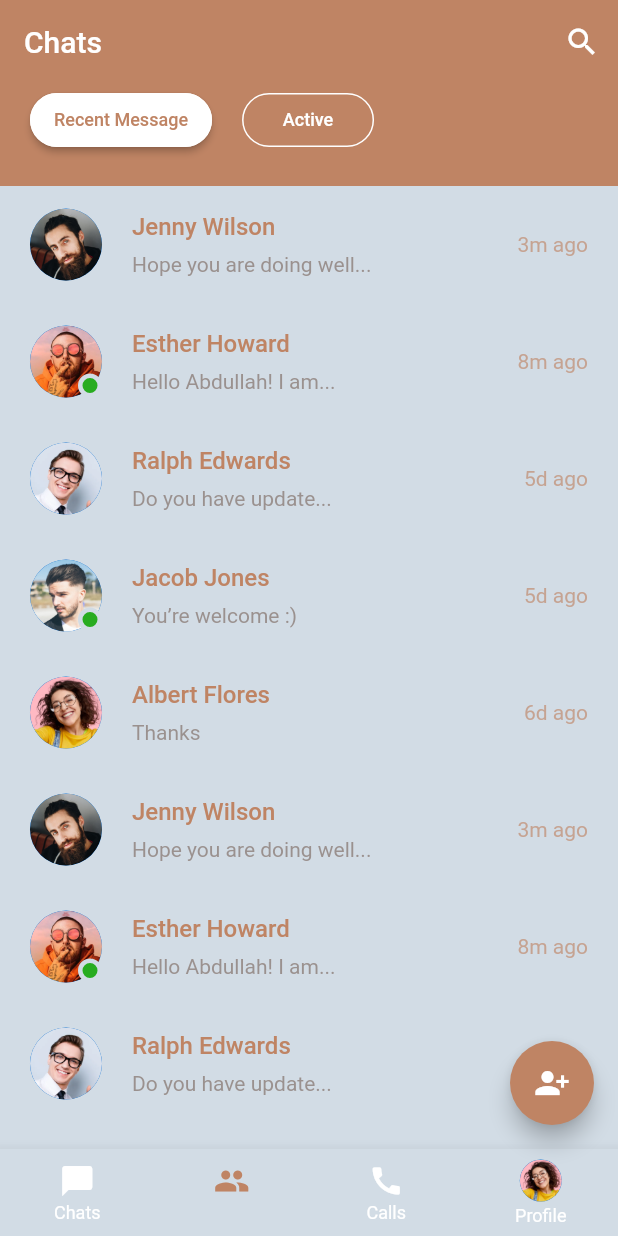
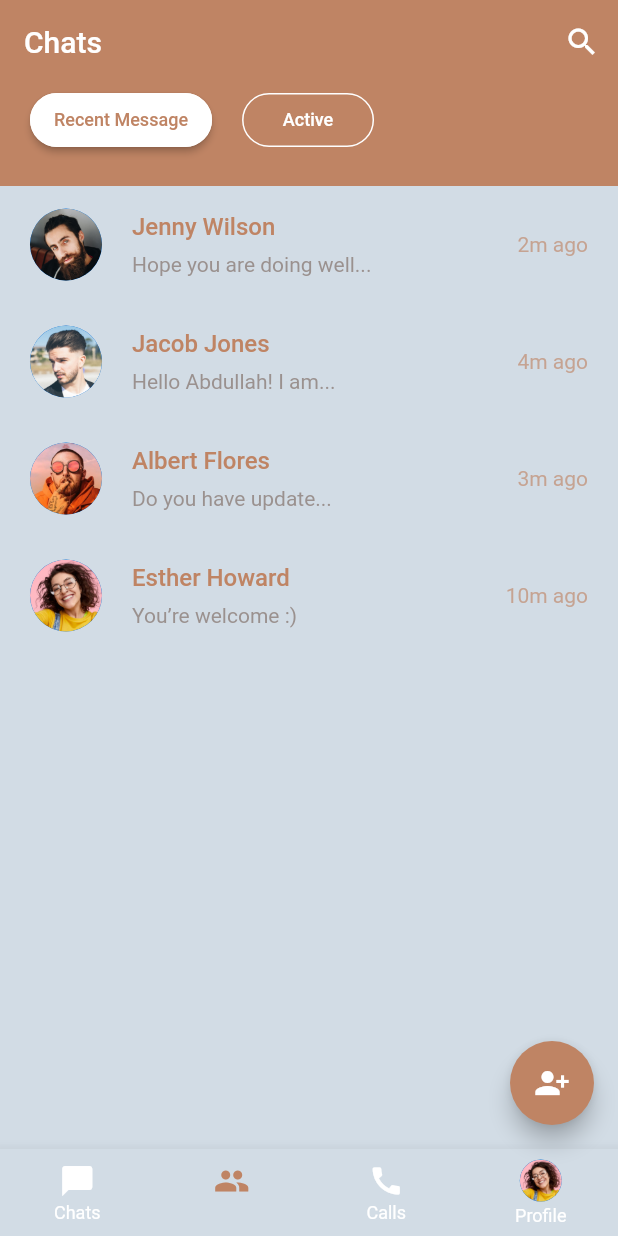
Before and after one commit to zahradjan/chat-application, a Flutter app: the ChatsScreen screen opened directly, on a phone screen of 412 x 824 dp. Run offline on Flutter 3.47's test engine with Material 2 defaults, Android fonts, the phone set to English and light mode, and no system bars; our stand-ins replace google_fonts, loggy; missing offline and left inert: flutter_loggy.

Commit message:
Models refactor

```diff
--- a/lib/components/chat_card.dart
+++ b/lib/components/chat_card.dart
@@ -1,4 +1,4 @@
-import 'package:Decentio/models/chat.dart';
+import 'package:Decentio/models/chat/chat.dart';
 import 'package:flutter/material.dart';
 
 import '../../../constants.dart';
@@ -26,9 +26,9 @@ class ChatCard extends StatelessWidget {
               children: [
                 CircleAvatar(
                   radius: 24,
-                  backgroundImage: AssetImage(chat.image),
+                  backgroundImage: AssetImage(chat.user.avatarImage),
                 ),
-                if (chat.isActive)
+                if (chat.user.isActive)
                   Positioned(
                     right: 0,
                     bottom: 0,
@@ -53,7 +53,7 @@ class ChatCard extends StatelessWidget {
                   crossAxisAlignment: CrossAxisAlignment.start,
                   children: [
                     Text(
-                      chat.name,
+                      chat.user.name,
                       style: TextStyle(
                           fontSize: 16,
                           fontWeight: FontWeight.w500,
@@ -75,7 +75,7 @@ class ChatCard extends StatelessWidget {
             Opacity(
               opacity: 0.64,
               child: Text(
-                chat.lastSeen,
+                chat.user.lastSeen,
                 style: TextStyle(color: Theme.of(context).colorScheme.primary),
               ),
             ),
--- a/lib/components/chats_screen_body.dart
+++ b/lib/components/chats_screen_body.dart
@@ -3,7 +3,8 @@ import 'package:Decentio/components/filled_outline_button.dart';
 import 'package:Decentio/constants.dart';
 import 'package:Decentio/messages/components/message_screen_body.dart';
 import 'package:Decentio/messages/message_screen.dart';
-import 'package:Decentio/models/chat.dart';
+import 'package:Decentio/models/chat/chat.dart';
+import 'package:Decentio/models/chat/chatStore.dart';
 import 'package:flutter/material.dart';
 
 class ChatsScreenBody extends StatefulWidget {
@@ -36,14 +37,13 @@ class _ChatsScreenBodyState extends State<ChatsScreenBody> {
         ),
         Expanded(
           child: ListView.builder(
-            itemCount: chatsMessages.length,
+            itemCount: chats.length,
             itemBuilder: (context, index) => ChatCard(
-              chat: chatsMessages[index],
+              chat: chats[index],
               press: () => Navigator.push(
                 context,
                 MaterialPageRoute(
-                  builder: (context) =>
-                      MessagesScreen(chatData: chatsMessages[index]),
+                  builder: (context) => MessagesScreen(chatData: chats[index]),
                 ),
               ),
             ),
--- a/lib/models/chat.dart
+++ /dev/null
@@ -1,80 +0,0 @@
-class Chat {
-  String name, lastMessage, image, lastSeen;
-  bool isActive, isSelected;
-
-  Chat({
-    this.name = '',
-    this.lastMessage = '',
-    this.image = '',
-    this.lastSeen = '',
-    this.isActive = false,
-    this.isSelected = false,
-  });
-}
-
-List<Chat> chatsMessages = [
-  Chat(
-    name: "Jenny Wilson",
-    lastMessage: "Hope you are doing well...",
-    image: "assets/images/user.png",
-    lastSeen: "3m ago",
-    isActive: false,
-    isSelected: false,
-  ),
-  Chat(
-    name: "Esther Howard",
-    lastMessage: "Hello Abdullah! I am...",
-    image: "assets/images/user_2.png",
-    lastSeen: "8m ago",
-    isActive: true,
-    isSelected: false,
-  ),
-  Chat(
-    name: "Ralph Edwards",
-    lastMessage: "Do you have update...",
-    image: "assets/images/user_3.png",
-    lastSeen: "5d ago",
-    isActive: false,
-    isSelected: false,
-  ),
-  Chat(
-    name: "Jacob Jones",
-    lastMessage: "You’re welcome :)",
-    image: "assets/images/user_4.png",
-    lastSeen: "5d ago",
-    isActive: true,
-    isSelected: false,
-  ),
-  Chat(
-    name: "Albert Flores",
-    lastMessage: "Thanks",
-    image: "assets/images/user_5.png",
-    lastSeen: "6d ago",
-    isActive: false,
-    isSelected: false,
-  ),
-  Chat(
-    name: "Jenny Wilson",
-    lastMessage: "Hope you are doing well...",
-    image: "assets/images/user.png",
-    lastSeen: "3m ago",
-    isActive: false,
-    isSelected: false,
-  ),
-  Chat(
-    name: "Esther Howard",
-    lastMessage: "Hello Abdullah! I am...",
-    image: "assets/images/user_2.png",
-    lastSeen: "8m ago",
-    isActive: true,
-    isSelected: false,
-  ),
-  Chat(
-    name: "Ralph Edwards",
-    lastMessage: "Do you have update...",
-    image: "assets/images/user_3.png",
-    lastSeen: "5d ago",
-    isActive: false,
-    isSelected: false,
-  ),
-];
--- /dev/null
+++ b/lib/models/chat/chat.dart
@@ -0,0 +1,13 @@
+import 'package:Decentio/models/chatUser/ChatUser.dart';
+
+class Chat {
+  ChatUser user;
+  String lastMessage;
+  bool isSelected;
+
+  Chat({
+    required this.user,
+    this.lastMessage = '',
+    this.isSelected = false,
+  });
+}
--- /dev/null
+++ b/lib/models/chat/chatStore.dart
@@ -0,0 +1,42 @@
+import 'package:Decentio/models/chat/chat.dart';
+import 'package:Decentio/models/chatUser/chatUserStore.dart';
+
+List<Chat> chats = [
+  Chat(
+    user: chatUsers[0],
+    lastMessage: "Hope you are doing well...",
+    isSelected: false,
+  ),
+  Chat(
+    user: chatUsers[1],
+    lastMessage: "Hello Abdullah! I am...",
+    isSelected: false,
+  ),
+  Chat(
+    user: chatUsers[2],
+    lastMessage: "Do you have update...",
+    isSelected: false,
+  ),
+  Chat(
+    user: chatUsers[3],
+    lastMessage: "You’re welcome :)",
+    isSelected: false,
+  ),
+  // Chat(
+  //   user: chatUsers[4],
+  //   lastMessage: "Thanks",
+  //   isSelected: false,
+  // ),
+  // Chat(
+  //   lastMessage: "Hope you are doing well...",
+  //   isSelected: false,
+  // ),
+  // Chat(
+  //   lastMessage: "Hello Abdullah! I am...",
+  //   isSelected: false,
+  // ),
+  // Chat(
+  //   lastMessage: "Do you have update...",
+  //   isSelected: false,
+  // ),
+];
--- /dev/null
+++ b/lib/models/chatUser/ChatUser.dart
@@ -0,0 +1,14 @@
+class ChatUser {
+  String id;
+  String name;
+  String avatarImage;
+  bool isActive;
+  String lastSeen;
+
+  ChatUser(
+      {this.id = '',
+      this.avatarImage = '',
+      this.lastSeen = '',
+      this.isActive = false,
+      this.name = ''});
+}
--- a/lib/screens/addUserGroupChat/add_user_group_chat.dart
+++ b/lib/screens/addUserGroupChat/add_user_group_chat.dart
@@ -1,5 +1,6 @@
 import 'package:Decentio/constants.dart';
-import 'package:Decentio/models/chat.dart';
+import 'package:Decentio/models/chat/chat.dart';
+import 'package:Decentio/models/chat/chatStore.dart';
 import 'package:Decentio/screens/addUserGroupChat/components/add_user_group_chat_body.dart';
 import 'package:Decentio/screens/groupChat/group_chat_screen.dart';
 import 'package:flutter/material.dart';
@@ -37,7 +38,7 @@ class _AddUserState extends State<AddUser> {
           icon: Icon(Icons.check),
           onPressed: () {
             groupChatUsers.clear();
-            chatsMessages.forEach((chatUser) {
+            chats.forEach((chatUser) {
               if (chatUser.isSelected) groupChatUsers.add(chatUser);
             });
             Navigator.push(
--- a/lib/screens/groupChat/components/group_chat_added_user.dart
+++ b/lib/screens/groupChat/components/group_chat_added_user.dart
@@ -1,5 +1,5 @@
 import 'package:Decentio/constants.dart';
-import 'package:Decentio/models/chat.dart';
+import 'package:Decentio/models/chat/chat.dart';
 import 'package:flutter/material.dart';
 
 class GroupChatUser extends StatefulWidget {
@@ -25,7 +25,7 @@ class _GroupChatUserState extends State<GroupChatUser> {
               style: TextStyle(color: Theme.of(context).colorScheme.primary),
             ),
             Text(
-              widget.chatUser.name,
+              widget.chatUser.user.name,
               style: TextStyle(color: Theme.of(context).colorScheme.primary),
             )
           ],
--- a/lib/screens/groupChat/group_chat_screen.dart
+++ b/lib/screens/groupChat/group_chat_screen.dart
@@ -1,5 +1,5 @@
 import 'package:Decentio/constants.dart';
-import 'package:Decentio/models/chat.dart';
+import 'package:Decentio/models/chat/chat.dart';
 import 'package:Decentio/screens/groupChat/components/group_chat_body.dart';
 import 'package:flutter/material.dart';
 
```
Also changed, not shown: lib/messages/message_screen.dart (+4 -4 lines), lib/models/chatUser/chatUserStore.dart (added, +28 -0 lines), lib/screens/addUserGroupChat/components/add_user_card.dart (+5 -5 lines), lib/screens/addUserGroupChat/components/add_user_group_chat_body.dart (+6 -6 lines), lib/screens/groupChat/components/group_chat_body.dart (+12 -12 lines).
